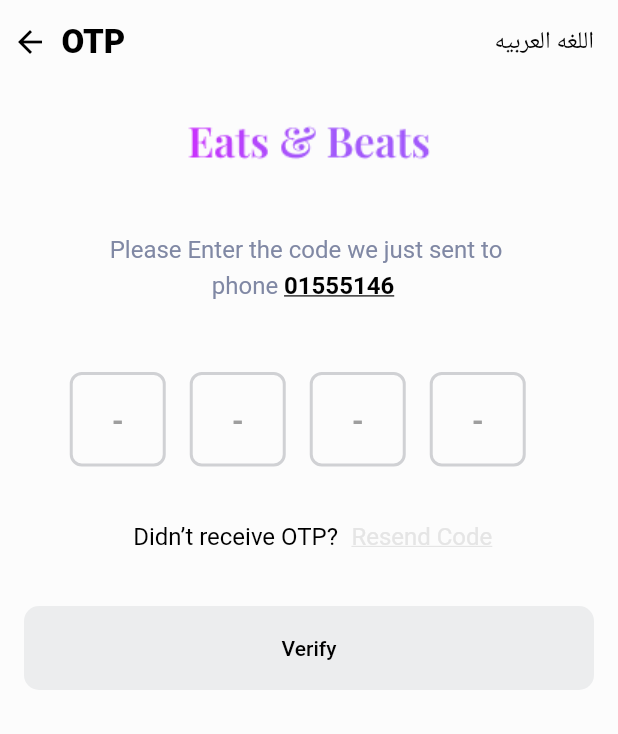
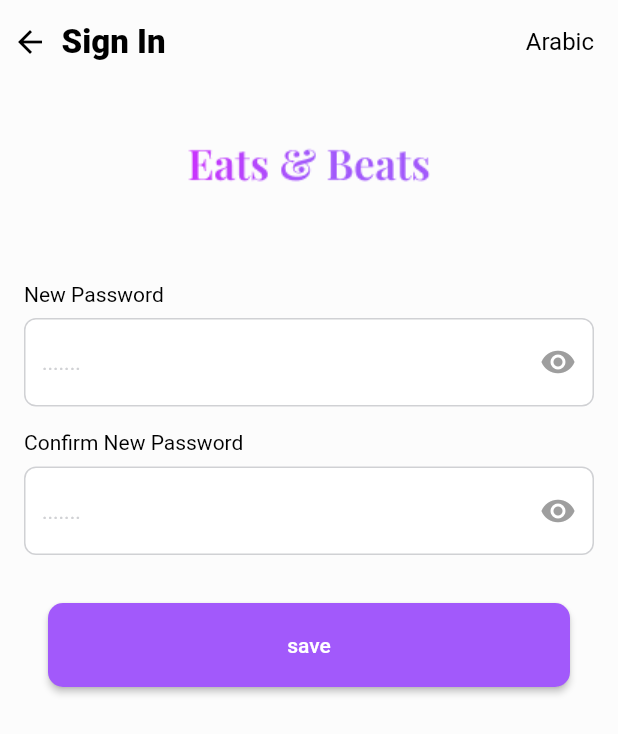
Before and after one commit to Karim-ali14/Flutter-base, a Flutter app: the screen it shows after launch, on a phone screen of 412 x 824 dp. Shown: the top 734 px of the screen. Run offline on Flutter 3.47's test engine with Material 3 defaults, Android fonts, the phone set to English and light mode, and no system bars; our stand-ins replace animated_theme_switcher, cached_network_image, easy_localization, flutter_riverpod, flutter_svg, go_router and 4 more; missing offline and left inert: pretty_http_logger, shake_animation_widget; Roboto replaces fonts that are missing (Proxima); project files that could hold a hidden picture were left out.

Commit message:
changeandforgetpassword
Build Chanage Password Screen Ui
Build Forget password Screen Ui
Build Bottom Sheet When change Password Success and some update in Custom form field and label Column

```diff
--- a/assets/translations/ar.json
+++ b/assets/translations/ar.json
@@ -1,5 +1,6 @@
 {
   "appName" : "اساس",
   "SignIn" : "Sign In",
-  "SignOut" : "الأشتراك"
+  "SignOut" : "الأشتراك",
+  "changepassword" : "تغيير كلمة المرور"
 }
--- a/assets/translations/en.json
+++ b/assets/translations/en.json
@@ -1,5 +1,6 @@
 {
   "appName" : "Base",
   "SignIn" : "Sign In",
-  "SignOut" : "Sign Out"
+  "SignOut" : "Sign Out",
+  "changepassword" : "Change Password"
 }
--- a/lib/core/Theme/app_theme.dart
+++ b/lib/core/Theme/app_theme.dart
@@ -149,6 +149,8 @@ class AppTheme {
       TextStyle(color: Colors.black, fontSize: 20, fontWeight: FontWeight.w700);
   static const TextStyle styleblack16normal = TextStyle(
       color: Colors.black, fontSize: 16, fontWeight: FontWeight.normal);
+  static const TextStyle styleColor333740FontSize20W700 = TextStyle(
+      color: Color(0xFF333740), fontSize: 20, fontWeight: FontWeight.w700);
 
   static const TextStyle styleWithTextBlackAdelleSansExtendedFonts32w400 =
       TextStyle(color: Colors.black, fontSize: 32, fontWeight: FontWeight.w400);
@@ -194,8 +196,8 @@ class AppTheme {
 
   static const TextStyle styleWithTextBlackAdelleSansExtendedFonts14w400 =
       TextStyle(color: Colors.black, fontSize: 14, fontWeight: FontWeight.w400);
-  static const TextStyle style14normalgrey =
-      TextStyle(color: gray, fontSize: 14, fontWeight: FontWeight.normal);
+  static const TextStyle style14normalblack = TextStyle(
+      color: Colors.black, fontSize: 14, fontWeight: FontWeight.normal);
   static const TextStyle style14BoldBlack =
       TextStyle(color: Colors.black, fontSize: 14, fontWeight: FontWeight.bold);
 
--- a/lib/core/constants/app_routes.dart
+++ b/lib/core/constants/app_routes.dart
@@ -3,4 +3,6 @@ const splashScreenRoute = '/';
 const mainScreenRoute = '/mainScreen';
 const loginScreenRoute = '/login';
 const signUpScreenRoute = '/signUp';
+const changePasswordScreenRoute = '/changePassword';
+const forgetPasswordScreenRoute = '/forgetPassword';
 const otpScreenRoute = '/otp';
--- a/lib/core/constants/assets.dart
+++ b/lib/core/constants/assets.dart
@@ -7,3 +7,4 @@ const userPlaceholder = "assets/images/app_placeholder.png";
 const coverPlaceholder = "assets/images/app_placeholder.png";
 const backIconPath = "assets/images/back_icon.svg";
 const headerAuthIconPath = "assets/images/header_auth_icon.png";
+const changePasswordSuccess = "assets/images/change_password_success.png";
--- /dev/null
+++ b/lib/features/auth/presentation/screens/change_password_screen.dart
@@ -0,0 +1,161 @@
+import 'package:easy_localization/easy_localization.dart';
+import 'package:flutter/material.dart';
+import 'package:flutter_base/core/Theme/app_theme.dart';
+import 'package:flutter_base/core/constants/constants.dart';
+import 'package:flutter_base/core/localization/Keys.dart';
+import 'package:flutter_base/core/widgets/app_button.dart';
+import 'package:flutter_base/core/widgets/custom_app_bar.dart';
+import 'package:flutter_base/features/auth/presentation/widgets/auth_header_widget.dart';
+import 'package:flutter_base/features/auth/presentation/widgets/change_password_body.dart';
+import 'package:flutter_base/features/auth/presentation/widgets/labeled_text_field.dart';
+import 'package:flutter_base/features/auth/presentation/widgets/password_reset_bottom_sheet.dart';
+
+class ChangePassword extends StatefulWidget {
+  const ChangePassword({super.key});
+
+  @override
+  State<ChangePassword> createState() => _ChangePasswordState();
+}
+
+class _ChangePasswordState extends State<ChangePassword> {
+  final formKey = GlobalKey<FormState>();
+  bool isPasswordVisible = true;
+
+  final newPasswordController = TextEditingController();
+  final confirmPasswordController = TextEditingController();
+
+  @override
+  void initState() {
+    // Add listeners to detect OTP changes
+    for (var controller in [newPasswordController, confirmPasswordController]) {
+      controller.addListener(_updateButtonState);
+    }
+    super.initState();
+  }
+
+  @override
+  Widget build(BuildContext context) {
+    return Scaffold(
+        appBar: CustomAppBar(
+          navigated: true,
+          appContext: context,
+          title: context.tr(SignInKey),
+          trailingWidget: Padding(
+            padding: EdgeInsets.symmetric(horizontal: defaultPaddingHorizontal),
+            child: Center(
+              child: Text(
+                "Arabic",
+                style: AppTheme.styleWithTextBlackAdelleSansExtendedFonts16w400,
+              ),
+            ),
+          ),
+        ),
+        body: Form(
+          key: formKey,
+          child: Container(
+            height: double.infinity,
+            padding: const EdgeInsets.symmetric(
+                horizontal: defaultPaddingHorizontal),
+            child: SingleChildScrollView(
+              child: Column(
+                mainAxisAlignment: MainAxisAlignment.center,
+                children: [
+                  AuthHeaderWidget(
+                    marginTop: 36,
+                    marginBottom: 64,
+                  ),
+                  LabeledTextField(
+                    isvisible: isPasswordVisible,
+                    suffixIcon: IconButton(
+                      icon: Icon(
+                        isPasswordVisible
+                            ? Icons.visibility
+                            : Icons.visibility_off,
+                        color: AppTheme.gray,
+                      ),
+                      onPressed: () {
+                        setState(() {
+                          isPasswordVisible = !isPasswordVisible;
+                        });
+                      },
+                    ),
+                    controller: newPasswordController,
+                    hint: /* context.tr(OldPasswordKey) */ ".......",
+                    label: Text(
+                      /* context.tr(OldPasswordKey) */ "New Password",
+                      style: AppTheme.style14normalblack,
+                    ),
+                  ),
+                  SizedBox(height: 16),
+                  LabeledTextField(
+                    isvisible: isPasswordVisible,
+                    suffixIcon: IconButton(
+                      icon: Icon(
+                        isPasswordVisible
+                            ? Icons.visibility
+                            : Icons.visibility_off,
+                        color: AppTheme.gray,
+                      ),
+                      onPressed: () {
+                        setState(() {
+                          isPasswordVisible = !isPasswordVisible;
+                        });
+                      },
+                    ),
+                    controller: confirmPasswordController,
+                    hint: /* context.tr(OldPasswordKey) */ ".......",
+                    label: Text(
+                      /* context.tr(OldPasswordKey) */ "Confirm New Password ",
+                      style: AppTheme.style14normalblack,
+                    ),
+                  ),
+                  SizedBox(height: 32),
+                  Padding(
+                      padding: const EdgeInsets.symmetric(
+                          horizontal: defaultPaddingHorizontal),
+                      child: AppButton(
+                          // enabled: changePsswordState,
+                          width: double.infinity,
+                          height: defaultButtonHeight,
+                          backColor: AppTheme.mainAppColor,
+                          text: "save",
+                          onPress: () {
+                            showModalBottomSheet(
+                              context: context,
+                              shape: RoundedRectangleBorder(
+                                borderRadius: BorderRadius.vertical(
+                                    top: Radius.circular(20)),
+                              ),
+                              builder: (context) {
+                                return PasswordResetBottomSheet();
+                              },
+                            );
+                          })),
+                ],
+              ),
+            ),
+          ),
+        ));
+  }
+
+  @override
+  void dispose() {
+    for (var element in [newPasswordController, confirmPasswordController]) {
+      element.dispose();
+    }
+    for (var controller in [newPasswordController, confirmPasswordController]) {
+      controller.dispose();
+    }
+    super.dispose();
+  }
+
+  String get getCode => [newPasswordController, confirmPasswordController]
+      .map((e) => e.text)
+      .join("");
+
+  void _updateButtonState() {
+    bool allFull = [newPasswordController, confirmPasswordController]
+        .every((c) => c.text.length == 1);
+    // ref.read(otpProvider.notifier).updateStatue(allFull);
+  }
+}
--- a/lib/features/auth/presentation/widgets/labeled_text_field.dart
+++ b/lib/features/auth/presentation/widgets/labeled_text_field.dart
@@ -6,12 +6,18 @@ class LabeledTextField extends StatelessWidget {
   final TextEditingController controller;
   final String hint;
   final Widget label;
+  final bool? isvisible;
+  final Widget? suffixIcon;
+  final void Function(String)? onChanged;
 
   const LabeledTextField(
       {super.key,
       required this.controller,
       required this.hint,
-      required this.label});
+      required this.label,
+      this.onChanged,
+      this.isvisible = false,
+      this.suffixIcon});
 
   @override
   Widget build(BuildContext context) {
@@ -21,11 +27,13 @@ class LabeledTextField extends StatelessWidget {
         label,
         SizedBox(height: 8),
         AppTextField(
-          hintStyle: AppTheme.style14normalgrey,
+          hintStyle: AppTheme.style14normalblack.copyWith(color: AppTheme.gray),
           hint: hint,
           borderRidus: BorderRadius.circular(8),
+          secured: isvisible,
           textFieldBorderColor: AppTheme.gray,
           textEditingController: controller,
+          onChanged: onChanged,
         ),
       ],
     );
--- a/lib/main.dart
+++ b/lib/main.dart
@@ -2,6 +2,8 @@ import 'package:animated_theme_switcher/animated_theme_switcher.dart';
 import 'package:easy_localization/easy_localization.dart';
 import 'package:flutter/material.dart';
 import 'package:flutter_base/core/constants/eunms.dart';
+import 'package:flutter_base/features/auth/presentation/screens/change_password_screen.dart';
+import 'package:flutter_base/features/auth/presentation/screens/forget_password_screen.dart';
 import 'package:flutter_riverpod/flutter_riverpod.dart';
 import 'package:go_router/go_router.dart';
 import 'package:shared_preferences/shared_preferences.dart';
@@ -132,7 +134,8 @@ class MyApp extends ConsumerWidget {
     routes: <GoRoute>[
       GoRoute(
         path: splashScreenRoute,
-        builder: (BuildContext context, GoRouterState state) => OTPScreen(phone: '01555146', otpType: OTPType.SignUp,),
+        builder: (BuildContext context, GoRouterState state) =>
+            ChangePassword(),
       ),
       GoRoute(
         path: loginScreenRoute,
@@ -142,6 +145,16 @@ class MyApp extends ConsumerWidget {
         path: signUpScreenRoute,
         builder: (BuildContext context, GoRouterState state) => SignUpScreen(),
       ),
+      GoRoute(
+        path: changePasswordScreenRoute,
+        builder: (BuildContext context, GoRouterState state) =>
+            ChangePassword(),
+      ),
+      GoRoute(
+        path: forgetPasswordScreenRoute,
+        builder: (BuildContext context, GoRouterState state) =>
+            ForgetPasswordScreen(),
+      ),
     ],
   );
 }
```
Also changed, not shown: lib/core/widgets/app_text_field.dart (+8 -5 lines), lib/features/auth/presentation/providers/change_password_provider.dart (added, +14 -0 lines), lib/features/auth/presentation/screens/forget_password_screen.dart (added, +32 -0 lines), lib/features/auth/presentation/widgets/change_password_body.dart (added, +143 -0 lines), lib/features/auth/presentation/widgets/forget_password_body.dart (added, +53 -0 lines), lib/features/auth/presentation/widgets/password_reset_bottom_sheet.dart (added, +52 -0 lines), assets/images/change_password_success.png (added), assets/images/change_password_success.svg (added).
